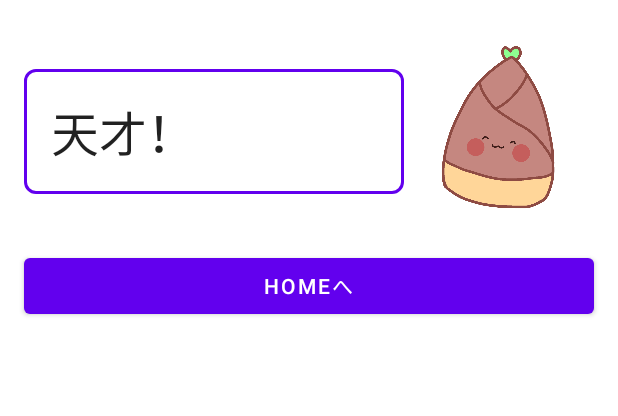
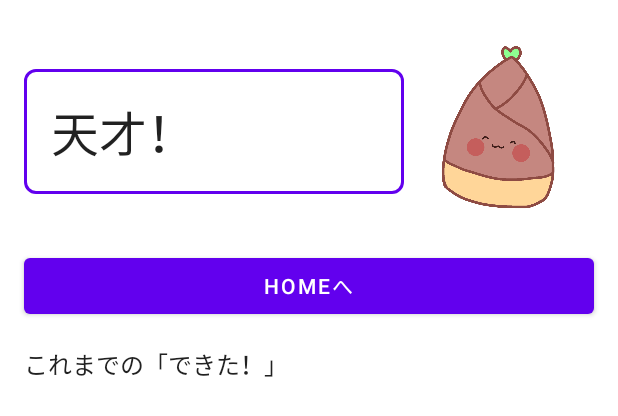
Before and after one commit to rnk0085/takenoko, an Android app built with Jetpack Compose: the @Preview function TopScreenPreview, on a phone screen of 412 x 824 dp. Shown: the top 416 px of the screen. Run offline under Robolectric (Android 15) with nearby library versions, the light colour scheme and no system bars.

Commit message:
feat: できた！リストを表示

```diff
--- a/app/src/main/java/com/rnk0085/android/takenoko/ui/screen/top/TopScreen.kt
+++ b/app/src/main/java/com/rnk0085/android/takenoko/ui/screen/top/TopScreen.kt
@@ -1,5 +1,6 @@
 package com.rnk0085.android.takenoko.ui.screen.top
 
+import androidx.compose.foundation.layout.Arrangement
 import androidx.compose.foundation.layout.BoxWithConstraints
 import androidx.compose.foundation.layout.Column
 import androidx.compose.foundation.layout.Spacer
@@ -8,6 +9,7 @@ import androidx.compose.foundation.layout.fillMaxWidth
 import androidx.compose.foundation.layout.height
 import androidx.compose.foundation.layout.padding
 import androidx.compose.foundation.lazy.LazyColumn
+import androidx.compose.foundation.lazy.items
 import androidx.compose.material.Button
 import androidx.compose.material.Text
 import androidx.compose.runtime.Composable
@@ -73,6 +75,33 @@ fun TopScreen(
                         Text(text = "HOMEへ")
                     }
                 }
+
+                item {
+                    Spacer(modifier = Modifier.height(16.dp))
+
+                    Text(
+                        text = "これまでの「できた！」",
+                        modifier = Modifier.padding(start = 8.dp)
+                    )
+                }
+            }
+
+            LazyColumn(
+                modifier = Modifier
+                    .padding(horizontal = 8.dp)
+                    .weight(1f),
+                verticalArrangement = Arrangement.spacedBy(8.dp)
+            ) {
+                items(uiState.studyRecordList) { studyRecord ->
+                    DoneListTile(
+                        studyRecord = studyRecord,
+                        modifier = Modifier.padding(horizontal = 8.dp)
+                    )
+                }
+
+                item {
+                    Spacer(modifier = Modifier.height(8.dp))
+                }
             }
         }
     }
```
